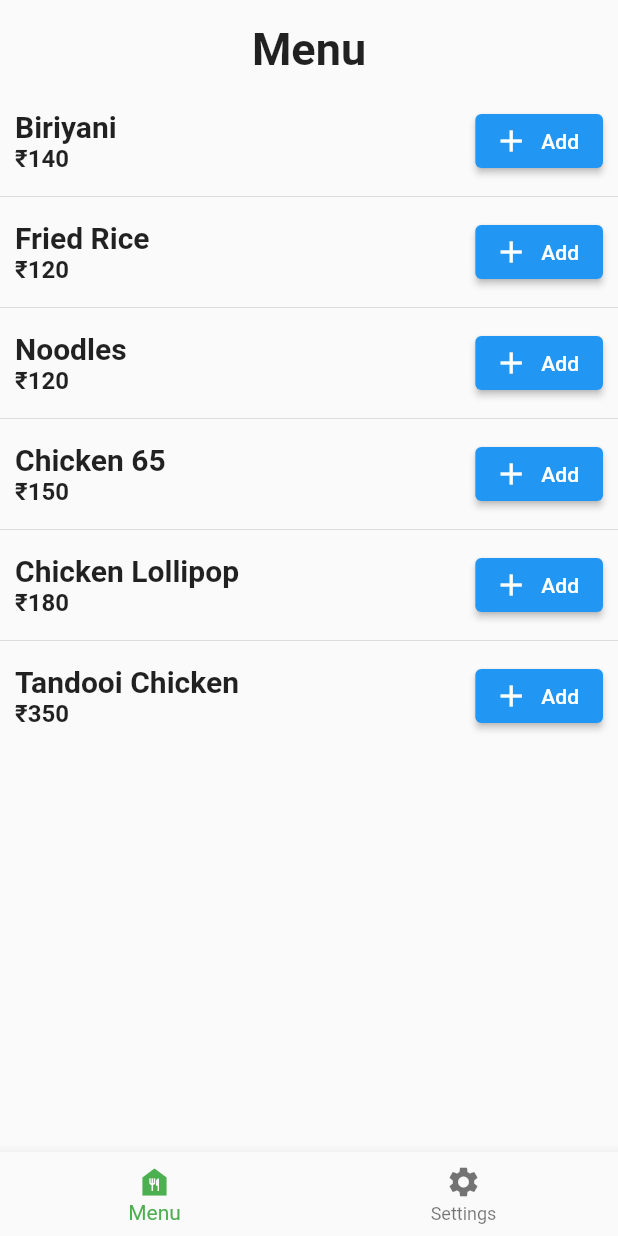
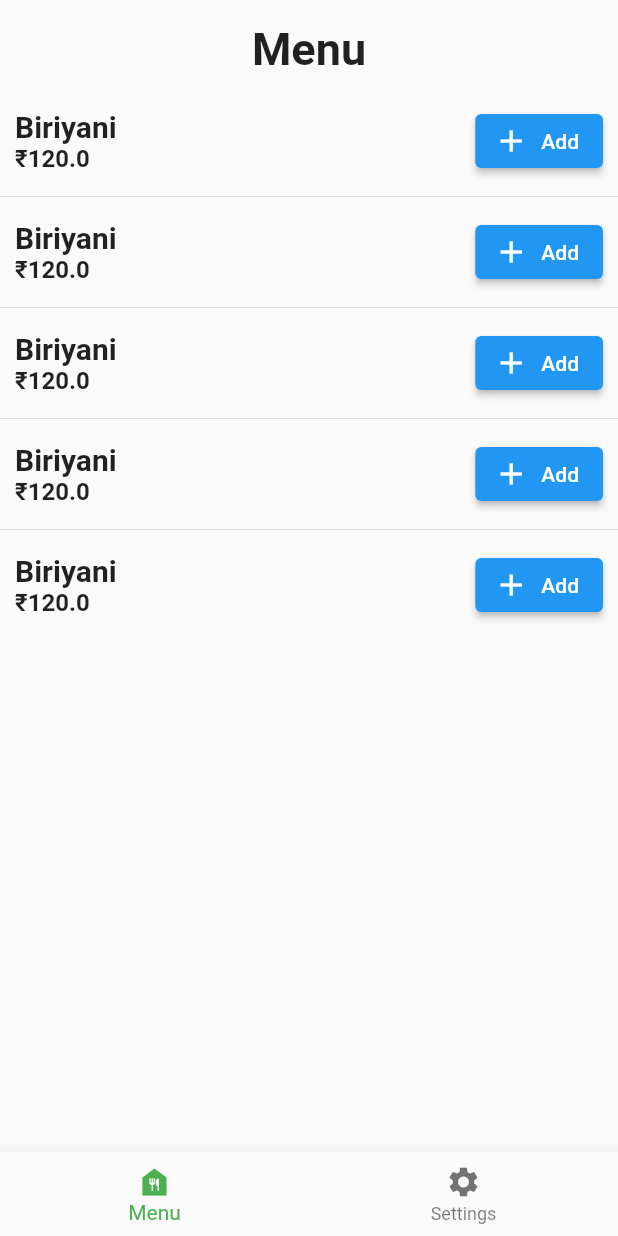
Before and after one commit to korathbasil/restaurant-menu-app, a Flutter app: the screen it shows after launch, on a phone screen of 412 x 824 dp. Run offline on Flutter 3.47's test engine with Material 2 defaults, Android fonts, the phone set to English and light mode, and no system bars; our stand-ins replace hive; accounts and stored records are empty.

Commit message:
add displaying items from foodItemlist notifier

```diff
--- a/lib/models/FoodItem.dart
+++ b/lib/models/FoodItem.dart
@@ -2,7 +2,7 @@ import 'package:hive/hive.dart';
 
 @HiveType(typeId: 0)
 class FoodItem extends HiveObject {
-  FoodItem({required String name, required double price});
+  FoodItem({required String this.name, required double this.price});
 
   @HiveField(0)
   late String name;
--- a/lib/screen/menu_screen.dart
+++ b/lib/screen/menu_screen.dart
@@ -1,5 +1,7 @@
 import 'package:flutter/cupertino.dart';
 import 'package:flutter/material.dart';
+import 'package:restaurant_menu_app/models/FoodItem.dart';
+import 'package:restaurant_menu_app/services/food_item.service.dart';
 
 class MenuScreen extends StatelessWidget {
   MenuScreen({Key? key}) : super(key: key);
@@ -26,7 +28,10 @@ class MenuScreen extends StatelessWidget {
             ),
           ),
           Expanded(
-            child: ListView.separated(
+              child: ValueListenableBuilder(
+            builder:
+                (BuildContext context, List<FoodItem> items, Widget? child) {
+              return ListView.separated(
                   itemBuilder: (ctx, n) {
                     return Container(
                       padding: const EdgeInsets.fromLTRB(10, 5, 10, 5),
@@ -37,12 +42,12 @@ class MenuScreen extends StatelessWidget {
                             crossAxisAlignment: CrossAxisAlignment.start,
                             children: [
                               Text(
-                              _menuItems[n]["name"] as String,
+                                items[n].name,
                                 style: const TextStyle(
                                     fontSize: 20, fontWeight: FontWeight.bold),
                               ),
                               Text(
-                              "₹" + _menuItems[n]["price"].toString(),
+                                "₹" + items[n].price.toString(),
                                 style: const TextStyle(
                                     fontSize: 16, fontWeight: FontWeight.bold),
                               )
@@ -61,8 +66,10 @@ class MenuScreen extends StatelessWidget {
                     );
                   },
                   separatorBuilder: (ctx, n) => const Divider(),
-                itemCount: _menuItems.length),
-          )
+                  itemCount: items.length);
+            },
+            valueListenable: foodItemNotifier,
+          ))
         ],
       ),
     );
--- /dev/null
+++ b/lib/services/food_item.service.dart
@@ -0,0 +1,16 @@
+import 'package:flutter/cupertino.dart';
+import 'package:restaurant_menu_app/models/FoodItem.dart';
+
+ValueNotifier<List<FoodItem>> foodItemNotifier = ValueNotifier(foodItems);
+
+List<FoodItem> foodItems = [
+  FoodItem(name: "Biriyani", price: 120),
+  FoodItem(name: "Biriyani", price: 120),
+  FoodItem(name: "Biriyani", price: 120),
+  FoodItem(name: "Biriyani", price: 120),
+  FoodItem(name: "Biriyani", price: 120),
+];
+
+addFoodItem(FoodItem item) {
+  foodItems.add(item);
+}
```
Lines whose indentation alone changed are shown as unchanged.
